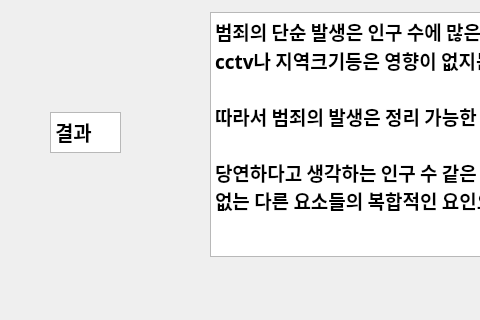
First picture: the form in guilist.ui, repository NoDoHyun/no, before the edit; both pictures show x 0 to 480 and y 448 to 768 of the 1021 by 768 pixel window.
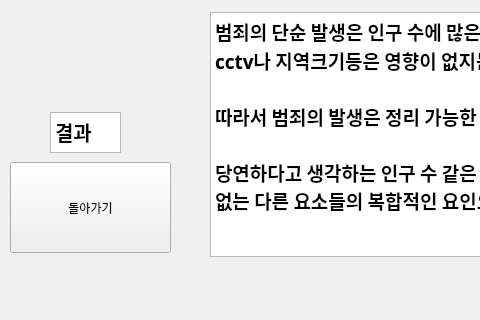
Second picture: the form after the edit. The open tabs and pages were chosen to show the change. Custom widgets are drawn as their Qt base class.

Patch:
```diff
--- a/guilist.ui
+++ b/guilist.ui
@@ -395,6 +395,19 @@
       <string>TextLabel</string>
      </property>
     </widget>
+    <widget class="QPushButton" name="back3">
+     <property name="geometry">
+      <rect>
+       <x>10</x>
+       <y>600</y>
+       <width>161</width>
+       <height>91</height>
+      </rect>
+     </property>
+     <property name="text">
+      <string>돌아가기</string>
+     </property>
+    </widget>
     <zorder>backimg4</zorder>
     <zorder>textBrowser_3</zorder>
     <zorder>textBrowser_4</zorder>
```
Left out of the diff: 1 changed line with no effect on the pictures.
